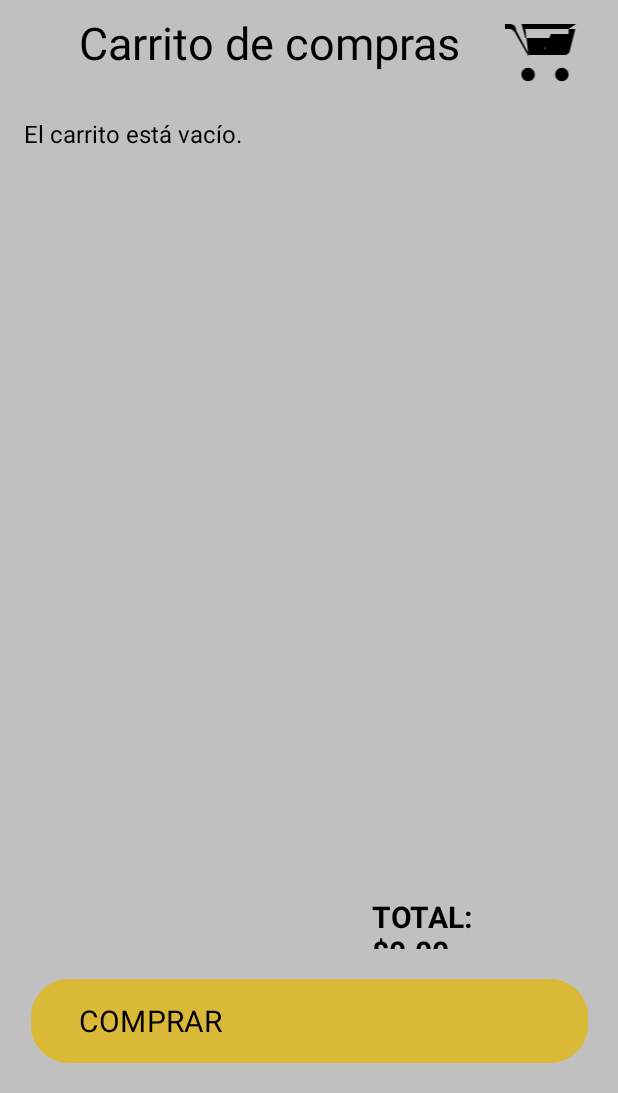
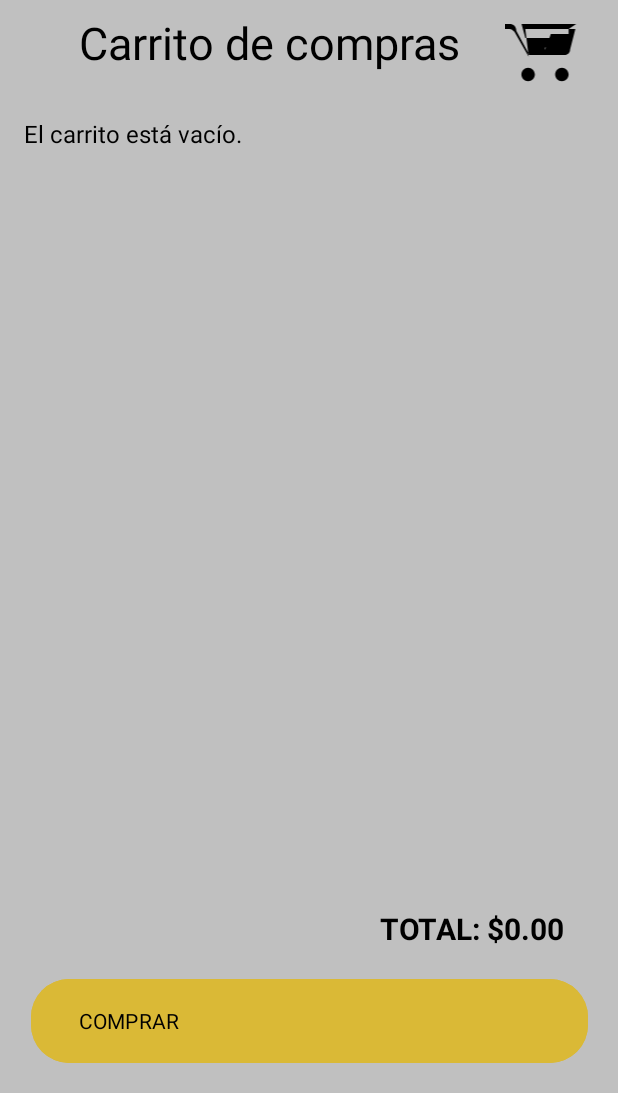
Before and after one commit to kaletho811/BAKE-GO, an Android app: the fragment CarritoFragment shown on its own in the app's theme, on a phone screen of 412 x 824 dp, the part 143-1236 px from its top. Run offline under Robolectric (Android 15) with nearby library versions, the phone set to English and light mode, and no system bars; Roboto replaces fonts that are not available here.

Commit message:
Cambio de precios

```diff
--- a/app/src/main/res/layout/activity_main.xml
+++ b/app/src/main/res/layout/activity_main.xml
@@ -119,7 +119,7 @@
                         android:id="@+id/txt_precio_limon"
                         android:layout_width="wrap_content"
                         android:layout_height="wrap_content"
-                        android:text="@string/c_u_3"
+                        android:text="@string/_3000_00"
                         android:textColor="@color/black"
                         android:textSize="18sp" />
                 </LinearLayout>
@@ -171,7 +171,7 @@
                         android:id="@+id/txt_precio_fresa"
                         android:layout_width="wrap_content"
                         android:layout_height="wrap_content"
-                        android:text="$$$$$$ c/u"
+                        android:text="@string/_5500_00"
                         android:textColor="@color/black"
                         android:textSize="18sp" />
                 </LinearLayout>
@@ -227,7 +227,7 @@
                         android:id="@+id/txt_precio_gelatina"
                         android:layout_width="wrap_content"
                         android:layout_height="wrap_content"
-                        android:text="@string/c_u"
+                        android:text="@string/_4250_00"
                         android:textColor="@color/black"
                         android:textSize="18sp" />
                 </LinearLayout>
--- a/app/src/main/res/layout/fragment_carrito.xml
+++ b/app/src/main/res/layout/fragment_carrito.xml
@@ -8,7 +8,6 @@
     android:background="@color/fondo"
     tools:context=".Fragments.CarritoFragment">
 
-    <!-- Flecha de retroceso AÑADIDA -->
     <ImageView
         android:id="@+id/ic_back_carrito"
         android:layout_width="48dp"
@@ -22,7 +21,6 @@
         app:layout_constraintTop_toTopOf="parent"
         app:tint="@color/black" />
 
-    <!-- Título principal de la aplicación -->
     <TextView
         android:id="@+id/nom_app_carrito"
         android:layout_width="307dp"
@@ -37,7 +35,6 @@
         app:layout_constraintStart_toStartOf="parent"
         app:layout_constraintTop_toTopOf="parent" />
 
-    <!-- Título del Fragmento: Carrito de compras -->
     <TextView
         android:id="@+id/titulo_carrito"
         android:layout_width="303dp"
@@ -53,7 +50,6 @@
         app:layout_constraintStart_toStartOf="parent"
         app:layout_constraintTop_toBottomOf="@+id/nom_app_carrito" />
 
-    <!-- Icono del carrito -->
     <ImageView
         android:id="@+id/imageView2"
         android:layout_width="64dp"
@@ -66,7 +62,6 @@
         app:layout_constraintTop_toTopOf="parent"
         android:contentDescription="Icono de carrito" />
 
-    <!-- SCROLLVIEW Y TEXTVIEW PARA MOSTRAR LA LISTA DE PRODUCTOS (versión simple) -->
     <ScrollView
         android:layout_width="0dp"
         android:layout_height="0dp"
@@ -92,23 +87,20 @@
     </ScrollView>
 
 
-    <!-- Texto que muestra el Total del carrito -->
     <TextView
         android:id="@+id/texto_total_carrito"
-        android:layout_width="116dp"
-        android:layout_height="35dp"
+        android:layout_width="wrap_content"
+        android:layout_height="wrap_content"
         android:layout_marginBottom="16dp"
+        android:layout_marginEnd="16dp"
         android:fontFamily="@font/kadwa"
         android:text="@string/total"
         android:textColor="@color/black"
         android:textSize="20sp"
         android:textStyle="bold"
         app:layout_constraintBottom_toTopOf="@+id/btn_add_car"
-        app:layout_constraintEnd_toEndOf="@+id/btn_add_car"
-        app:layout_constraintHorizontal_bias="0.89"
-        app:layout_constraintStart_toStartOf="@+id/btn_add_car" />
+        app:layout_constraintEnd_toEndOf="@+id/btn_add_car" />
 
-    <!-- Botón de Comprar -->
     <Button
         android:id="@+id/btn_add_car"
         android:layout_width="371dp"
@@ -122,7 +114,6 @@
         android:text="@string/comprar"
         android:textAlignment="viewStart"
         android:textColor="@color/black"
-        android:textSize="20sp"
         app:cornerRadius="25dp"
         app:layout_constraintBottom_toBottomOf="parent"
         app:layout_constraintEnd_toEndOf="parent"
--- a/app/src/main/res/values-night/strings.xml
+++ b/app/src/main/res/values-night/strings.xml
@@ -93,4 +93,7 @@
 
     <string name="producto_anadido_carrito">%s añadido al carrito!</string>
     <string name="redireccion_al_perfil">redireccion al perfil</string>
+    <string name="_3000_00">3000.00</string>
+    <string name="_5500_00">5500.00</string>
+    <string name="_4250_00">4250.00</string>
 </resources>
--- a/app/src/main/res/values/strings.xml
+++ b/app/src/main/res/values/strings.xml
@@ -93,4 +93,7 @@
 
     <string name="producto_anadido_carrito">%s añadido al carrito!</string>
     <string name="redireccion_al_perfil">redireccion al perfil</string>
+    <string name="_3000_00">3000.00</string>
+    <string name="_5500_00">5500.00</string>
+    <string name="_4250_00">4250.00</string>
 </resources>
```
Also changed, not shown: app/src/main/java/com/example/bakego/Fragments/ProductFragment.kt (+7 -6 lines), app/src/main/java/com/example/bakego/data/Product.kt (+14 -9 lines).
